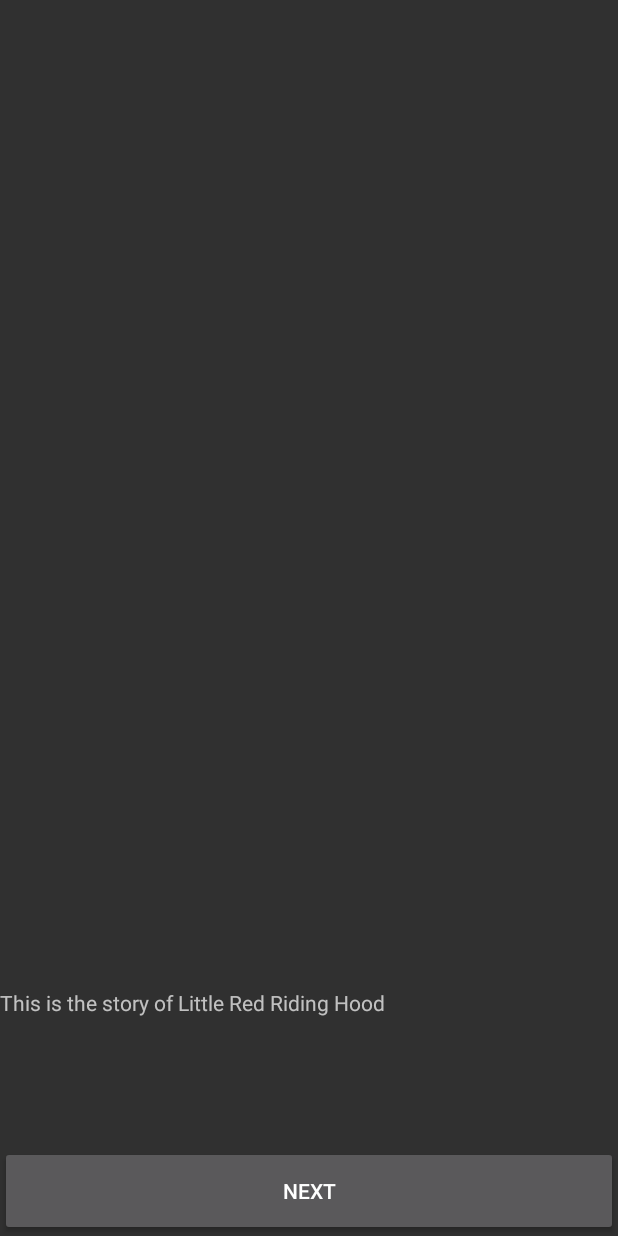
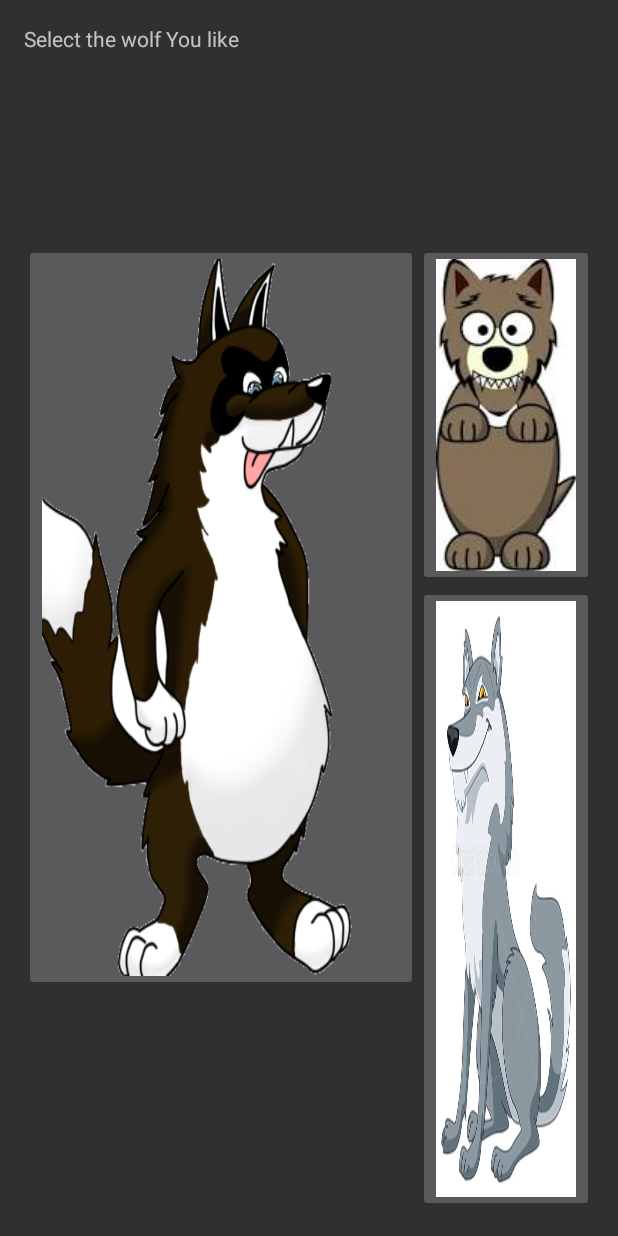
Before and after one commit to msj1294/StoryBook, an Android app: the StoryButtonActivity screen opened directly, with no data from a screen before it, after a tap on "LITTLE RED RIDING HOOD", on a phone screen of 412 x 824 dp. Run offline under Robolectric (Android 15) with nearby library versions, the phone set to English and light mode, and no system bars.

```diff
--- a/app/src/main/AndroidManifest.xml
+++ b/app/src/main/AndroidManifest.xml
@@ -17,6 +17,8 @@
         </activity>
         <activity android:name="StoryButtonActivity"/>
         <activity android:name="StoryViewActivity"/>
+        <activity android:name="ImageChoice"/>
+
 
     </application>
 
--- /dev/null
+++ b/app/src/main/java/com/example/markjohnson/story2/ImageChoice.java
@@ -0,0 +1,61 @@
+package com.example.markjohnson.story2;
+
+import android.content.Intent;
+import android.os.Bundle;
+import android.support.v7.app.AppCompatActivity;
+import android.view.View;
+import android.widget.Button;
+import android.widget.ImageButton;
+
+//import
+//static String wolf_string;
+public class ImageChoice extends AppCompatActivity {
+    public  String wolf_string;
+    @Override
+    public void onCreate(Bundle savedInstanceState) {
+        super.onCreate(savedInstanceState);
+        wolf_string= "wolf_1";
+        setContentView(R.layout.imagechoice);
+        final ImageButton button_1 = (ImageButton)findViewById(R.id.imageButton);
+        final ImageButton button_2 = (ImageButton)findViewById(R.id.imageButton2);
+        final ImageButton button_3  = (ImageButton)findViewById(R.id.imageButton3);
+        final Button next_button = (Button)findViewById(R.id.next_button);
+
+        next_button.setOnClickListener(new View.OnClickListener() {
+
+            @Override
+            public void onClick(View v) {
+                Intent i = new Intent(ImageChoice.this, StoryViewActivity.class);
+                i.putExtra("wolf",wolf_string);
+                startActivity(i);
+            }
+        });
+        button_1.setOnClickListener(new View.OnClickListener() {
+
+            @Override
+            public void onClick(View v) {
+                wolf_string="wolf_1";
+                next_button.setVisibility(View.VISIBLE);
+            }
+        });
+        button_2.setOnClickListener(new View.OnClickListener() {
+
+            @Override
+            public void onClick(View v) {
+                wolf_string = "wolf_2";
+                next_button.setVisibility(View.VISIBLE);
+            }
+        });
+        button_3.setOnClickListener(new View.OnClickListener() {
+
+            @Override
+            public void onClick(View v) {
+                wolf_string = "wolf_3";
+                next_button.setVisibility(View.VISIBLE);
+            }
+        });
+    }
+
+
+
+}
--- a/app/src/main/java/com/example/markjohnson/story2/StoryButtonActivity.java
+++ b/app/src/main/java/com/example/markjohnson/story2/StoryButtonActivity.java
@@ -21,6 +21,6 @@ public class StoryButtonActivity extends AppCompatActivity {
     }
 
     public void llrhButton(View view) {
-        startActivity(new Intent(StoryButtonActivity.this, StoryViewActivity.class));
+        startActivity(new Intent(StoryButtonActivity.this, ImageChoice.class));
     }
 }
--- /dev/null
+++ b/app/src/main/res/layout/imagechoice.xml
@@ -0,0 +1,57 @@
+<?xml version="1.0" encoding="utf-8"?>
+<RelativeLayout xmlns:android="http://schemas.android.com/apk/res/android"
+    xmlns:tools="http://schemas.android.com/tools"
+    android:layout_width="match_parent"
+    android:layout_height="match_parent"
+    android:paddingBottom="@dimen/activity_vertical_margin"
+    android:paddingLeft="@dimen/activity_horizontal_margin"
+    android:paddingRight="@dimen/activity_horizontal_margin"
+    android:paddingTop="@dimen/activity_vertical_margin"
+    android:visibility="visible">
+
+    <TextView
+        android:layout_width="wrap_content"
+        android:layout_height="wrap_content"
+        android:text="Select the wolf You like"
+        android:id="@+id/textView" />
+
+    <ImageButton
+        android:layout_width="wrap_content"
+        android:layout_height="wrap_content"
+        android:id="@+id/imageButton"
+        android:src="@drawable/wolf_1"
+        android:scaleType="fitXY"
+        android:layout_centerVertical="true"
+        android:layout_toLeftOf="@+id/imageButton2"
+        android:layout_toStartOf="@+id/imageButton2" />
+
+    <Button
+        android:layout_width="wrap_content"
+        android:layout_height="wrap_content"
+        android:text="next"
+        android:id="@+id/next_button"
+        android:visibility="invisible"
+        android:layout_below="@+id/textView"
+        android:layout_centerHorizontal="true"
+        android:onClick="setContentView" />
+
+    <ImageButton
+        android:layout_width="wrap_content"
+        android:layout_height="wrap_content"
+        android:id="@+id/imageButton2"
+        android:src="@drawable/wolf_2"
+        android:layout_alignTop="@+id/imageButton"
+        android:layout_alignParentRight="true"
+        android:layout_alignParentEnd="true"
+        android:scaleType="fitXY" />
+
+    <ImageButton
+        android:layout_width="wrap_content"
+        android:layout_height="wrap_content"
+        android:id="@+id/imageButton3"
+        android:layout_below="@+id/imageButton2"
+        android:layout_toRightOf="@+id/imageButton"
+        android:layout_toEndOf="@+id/imageButton"
+        android:src="@drawable/wolf_3"
+        android:scaleType="fitXY" />
+</RelativeLayout>
--- a/app/src/main/res/layout/lrrh_basic.xml
+++ b/app/src/main/res/layout/lrrh_basic.xml
@@ -3,6 +3,7 @@
     android:layout_width="match_parent"
     android:layout_height="match_parent"
     android:orientation="vertical"
+    android:background="@drawable/forest_background"
     android:weightSum="1.0">
 
 
@@ -23,6 +24,7 @@
             android:id="@+id/llrh_textview"
             android:layout_width="wrap_content"
             android:layout_height="wrap_content"
+            android:textColor="#000"
             android:text="@string/llrhString"/>
 
         <Button
```
Also changed, not shown: app/src/main/java/com/example/markjohnson/story2/LRRH.java (+19 -5 lines), app/src/main/java/com/example/markjohnson/story2/StoryViewActivity.java (+7 -1 lines), app/src/main/res/drawable/forest_background.jpeg (added), app/src/main/res/drawable/wolf_1.jpeg (added), app/src/main/res/drawable/wolf_2.jpeg (added), app/src/main/res/drawable/wolf_3.jpeg (added), 1 other file.
